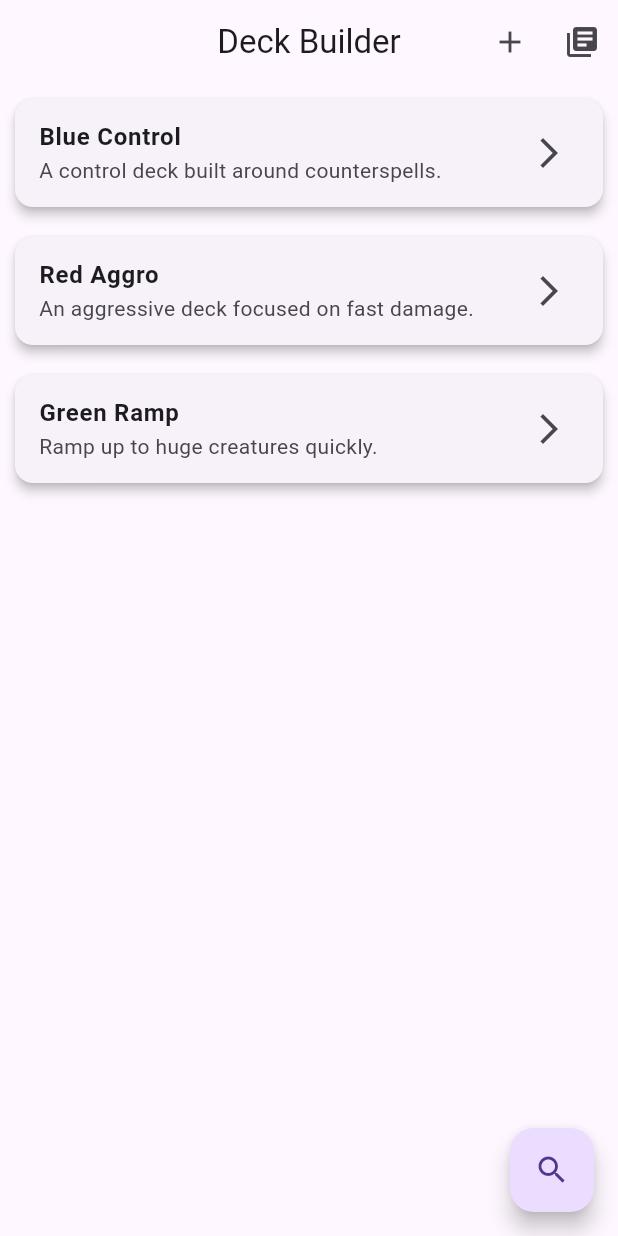
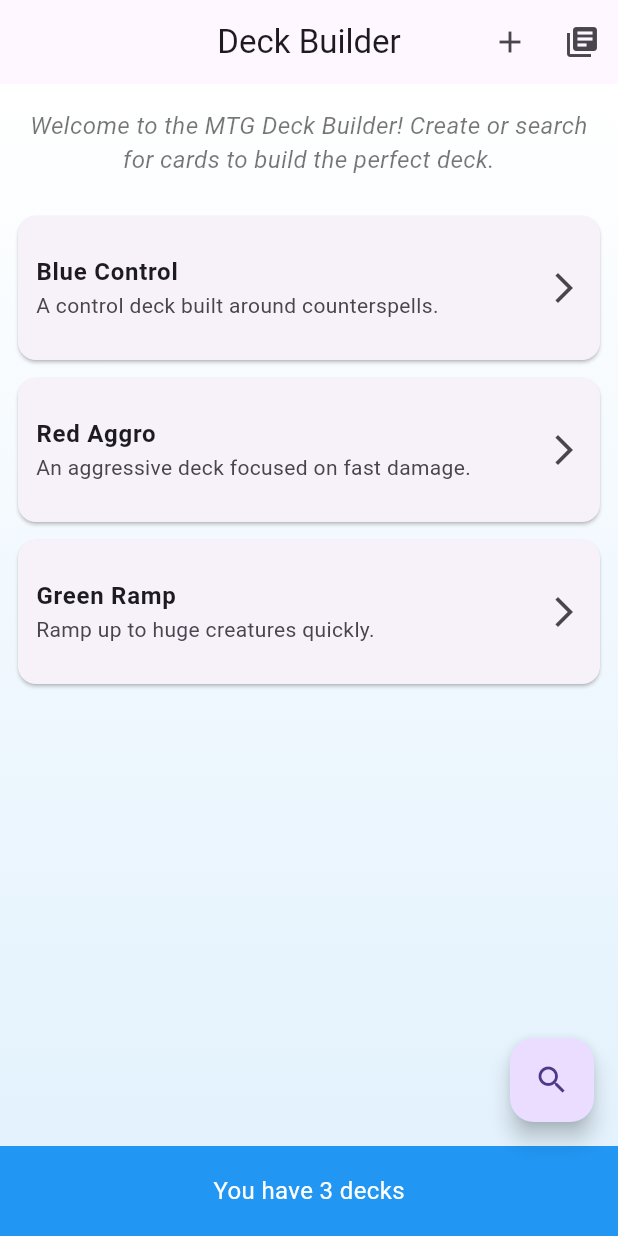
Before and after one commit to KawikaI/flutter-app, a Flutter app: the screen it shows after launch, on a phone screen of 412 x 824 dp. Run offline on Flutter 3.47's test engine with Material 3 defaults, Android fonts, the light colour scheme and no system bars.

Commit message:
ui upgraded

```diff
--- a/lib/main.dart
+++ b/lib/main.dart
@@ -15,7 +15,6 @@ class MyApp extends StatelessWidget {
     return MaterialApp(
       title: 'Deck Builder',
       debugShowCheckedModeBanner: false,
-      // Using the default blue theme; you can customize later.
       theme: ThemeData(primarySwatch: Colors.blue),
       home: const HomeScreen(),
     );
@@ -166,7 +165,7 @@ class _HomeScreenState extends State<HomeScreen> {
         centerTitle: true,
         title: const Text('Deck Builder'),
         actions: [
-          // Button to create a new custom deck with a name/description
+          // Create new deck button
           IconButton(
             icon: const Icon(Icons.add),
             onPressed: () {
@@ -217,7 +216,7 @@ class _HomeScreenState extends State<HomeScreen> {
               );
             },
           ),
-          // Button to clone prefab decks (cloning the first deck as an example)
+          // Clone deck button (clones first deck as an example)
           IconButton(
             icon: const Icon(Icons.library_books),
             onPressed: () {
@@ -235,14 +234,41 @@ class _HomeScreenState extends State<HomeScreen> {
           ),
         ],
       ),
-      body: ListView.builder(
+      body: Container(
+        decoration: const BoxDecoration(
+          gradient: LinearGradient(
+            colors: [Colors.white, Color(0xFFE3F2FD)],
+            begin: Alignment.topCenter,
+            end: Alignment.bottomCenter,
+          ),
+        ),
+        child: Column(
+          children: [
+            // Hint box below the AppBar
+            Container(
+              width: double.infinity,
+              padding: const EdgeInsets.all(16),
+              child: const Text(
+                'Welcome to the MTG Deck Builder! Create or search for cards to build the perfect deck.',
+                textAlign: TextAlign.center,
+                style: TextStyle(
+                  fontSize: 16,
+                  fontStyle: FontStyle.italic,
+                  color: Colors.black54,
+                ),
+              ),
+            ),
+            // Expanded deck list
+            Expanded(
+              child: ListView.builder(
+                padding: const EdgeInsets.symmetric(vertical: 10, horizontal: 12),
                 itemCount: decks.length,
                 itemBuilder: (context, index) {
                   final deck = decks[index];
                   return Card(
-            margin: const EdgeInsets.all(10),
-            elevation: 3,
+                    margin: const EdgeInsets.only(bottom: 12),
                     child: ListTile(
+                      contentPadding: const EdgeInsets.all(12),
                       title: Text(
                         deck.title,
                         style: const TextStyle(fontWeight: FontWeight.bold),
@@ -261,6 +287,21 @@ class _HomeScreenState extends State<HomeScreen> {
                   );
                 },
               ),
+            ),
+          ],
+        ),
+      ),
+      // Bottom info bar to fill empty space
+      bottomNavigationBar: Container(
+        height: 60,
+        color: Colors.blue,
+        child: Center(
+          child: Text(
+            'You have ${decks.length} decks',
+            style: const TextStyle(color: Colors.white, fontSize: 16),
+          ),
+        ),
+      ),
       floatingActionButton: FloatingActionButton(
         child: const Icon(Icons.search),
         onPressed: () {
--- a/lib/screens/card_search_screen.dart
+++ b/lib/screens/card_search_screen.dart
@@ -1,4 +1,3 @@
-// lib/screens/card_search_screen.dart
 import 'package:flutter/material.dart';
 import 'package:http/http.dart' as http;
 import 'dart:convert';
@@ -31,7 +30,6 @@ class _CardSearchScreenState extends State<CardSearchScreen> {
         });
       }
     } catch (e) {
-      // handle errors, show a message, etc.
       print('Error searching cards: $e');
     } finally {
       setState(() {
@@ -72,7 +70,6 @@ class _CardSearchScreenState extends State<CardSearchScreen> {
                 final name = card['name'] ?? 'Unknown';
                 final imageUrl = card['image_uris']?['small'];
                 final typeLine = card['type_line'] ?? '';
-
                 return ListTile(
                   leading: imageUrl != null
                       ? Image.network(imageUrl)
@@ -80,7 +77,6 @@ class _CardSearchScreenState extends State<CardSearchScreen> {
                   title: Text(name),
                   subtitle: Text(typeLine),
                   onTap: () {
-                    // If you want to pop with the selected card:
                     Navigator.pop(context, card);
                   },
                 );
```
Also changed, not shown: 5 other files. Lines whose indentation alone changed are shown as unchanged.
